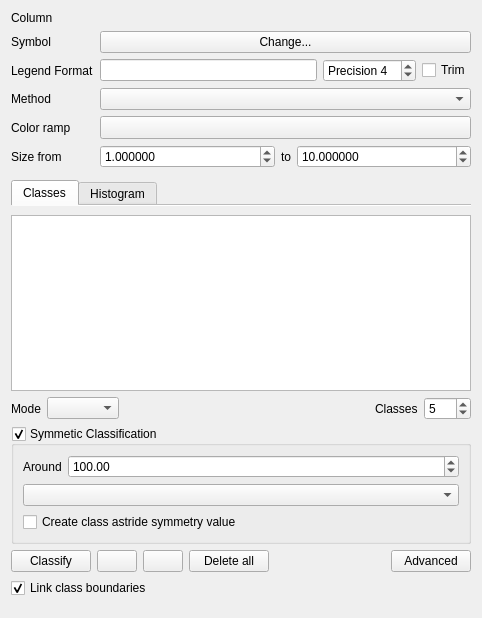
Before: the Qt Designer form src/ui/qgsgraduatedsymbolrendererv2widget.ui in qgis/QGIS, drawn with Qt 5.
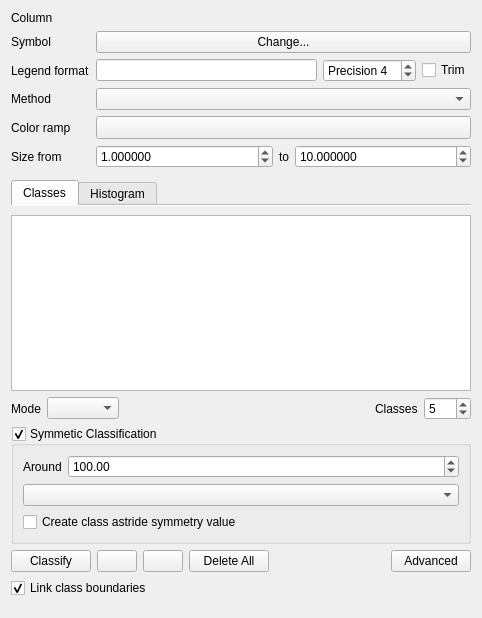
After: the same form once the commit is applied. Icons and pictures are not drawn. Custom widgets are drawn as their Qt base class.

What changed in the file:
```diff
--- a/src/ui/qgsgraduatedsymbolrendererv2widget.ui
+++ b/src/ui/qgsgraduatedsymbolrendererv2widget.ui
@@ -69,7 +69,7 @@
    <item row="2" column="0">
     <widget class="QLabel" name="label">
      <property name="text">
-      <string>Legend Format</string>
+      <string>Legend format</string>
      </property>
      <property name="alignment">
       <set>Qt::AlignLeading|Qt::AlignLeft|Qt::AlignVCenter</set>
@@ -450,7 +450,7 @@
          <item>
           <widget class="QPushButton" name="btnDeleteAllClasses">
            <property name="text">
-            <string>Delete all</string>
+            <string>Delete All</string>
            </property>
           </widget>
          </item>
```
